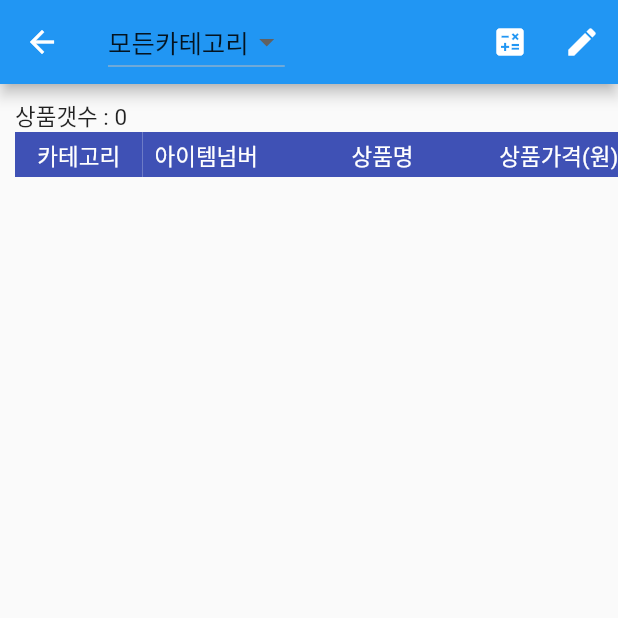
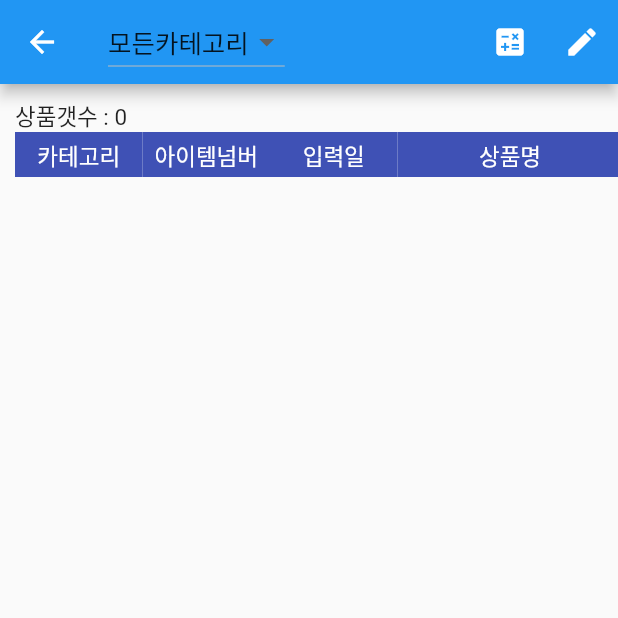
Before and after one commit to WonsunOh/stockmanager, a Flutter app: the GoodsList screen opened by its route, on a phone screen of 412 x 824 dp, the top half of it. Run offline on Flutter 3.47's test engine with Material 2 defaults, Android fonts, the phone set to English and light mode, and no system bars; our stand-ins replace cloud_firestore, date_time_picker, firebase_core, get, timeago; missing offline and left inert: dart:js; accounts and stored records are empty.

Commit message:
사무실컴 첫번째 커밋

```diff
--- a/lib/views/screen/goodsUi/goods_list.dart
+++ b/lib/views/screen/goodsUi/goods_list.dart
@@ -166,7 +166,7 @@ class _GoodsListState extends State<GoodsList> {
                 }
                 return Container(
                   height: double.maxFinite,
-                  width: 1000,
+                  width: 1100,
                   margin: EdgeInsets.all(10),
                   child: ListView(
                     children: [
@@ -175,6 +175,7 @@ class _GoodsListState extends State<GoodsList> {
                         children: [
                           headContainer('카테고리', 85.0),
                           headContainer('아이템넘버', 85.0),
+                          headContainer('입력일', 85.0),
                           headContainer('상품명', 150.0),
                           headContainer('상품가격(원)', 85.0),
                           headContainer('상품갯수', 85.0),
@@ -210,6 +211,11 @@ class _GoodsListState extends State<GoodsList> {
                                     bodyContainer(
                                         85,
                                         snapshot.data!.docs[index]['아이템 넘버'],
+                                        16,
+                                        index),
+                                    bodyContainer(
+                                        85,
+                                        DateFormat('yy.MM.dd').format(DateTime.parse(snapshot.data!.docs[index]['입력일'])),
                                         16,
                                         index),
                                     bodyContainer(
```
